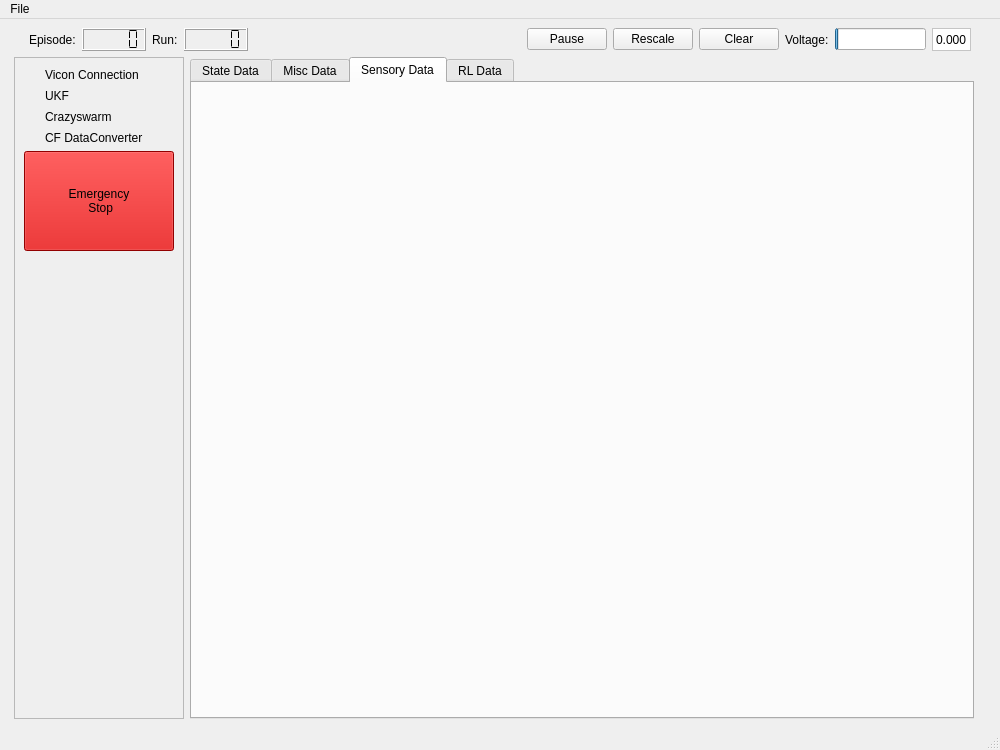
Old version of the form crazyflie_dashboard/DashboardWindow.ui in the repository bhabas/sar_simulation.
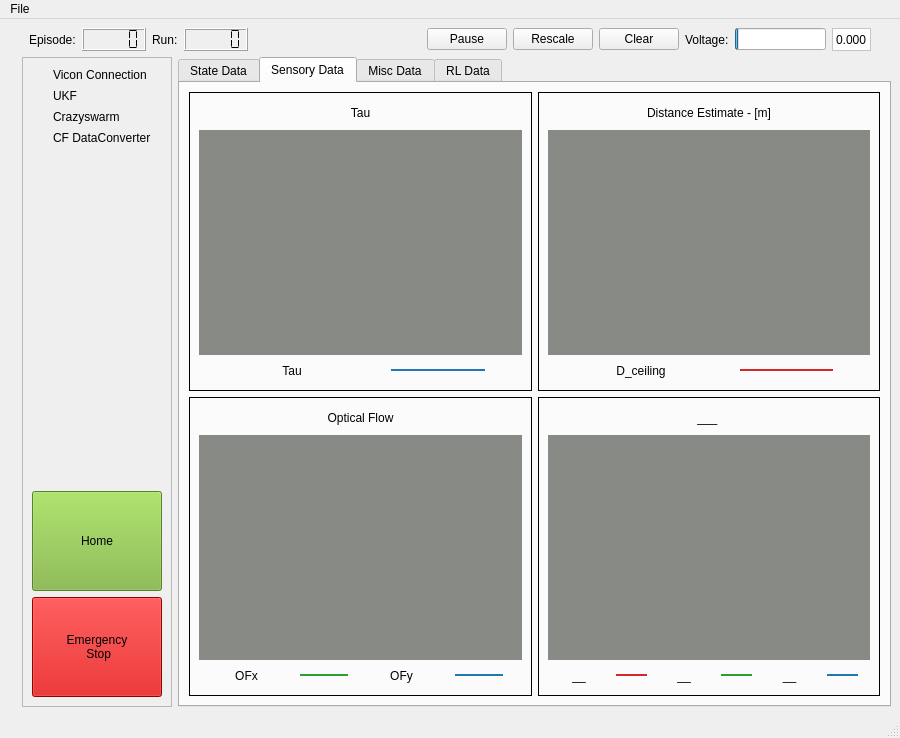
New version of the form. The open tabs and pages were chosen to show the change. Icons and pictures are not drawn. Custom widgets are drawn as their Qt base class.

What changed in the file:
```diff
--- a/crazyflie_dashboard/DashboardWindow.ui
+++ b/crazyflie_dashboard/DashboardWindow.ui
@@ -6,13 +6,13 @@
    <rect>
     <x>0</x>
     <y>0</y>
-    <width>1000</width>
-    <height>750</height>
+    <width>900</width>
+    <height>738</height>
    </rect>
   </property>
   <property name="minimumSize">
    <size>
-    <width>700</width>
+    <width>770</width>
     <height>500</height>
    </size>
   </property>
@@ -196,10 +196,7 @@
      </layout>
     </item>
     <item>
-     <layout class="QHBoxLayout" name="horizontalLayout_13" stretch="2,20,90,2">
-      <property name="sizeConstraint">
-       <enum>QLayout::SetMinimumSize</enum>
-      </property>
+     <layout class="QHBoxLayout" name="horizontalLayout_5">
       <item>
        <spacer name="horizontalSpacer_4">
         <property name="orientation">
@@ -210,7 +207,7 @@
         </property>
         <property name="sizeHint" stdset="0">
          <size>
-          <width>5</width>
+          <width>13</width>
           <height>20</height>
          </size>
         </property>
@@ -236,6 +233,8 @@
         <property name="frameShadow">
          <enum>QFrame::Raised</enum>
         </property>
+        <layout class="QVBoxLayout" name="verticalLayout_2">
+         <item>
         <layout class="QFormLayout" name="formLayout">
          <item row="0" column="0">
           <layout class="QHBoxLayout" name="horizontalLayout_25">
@@ -405,11 +404,44 @@
            </item>
           </layout>
          </item>
-         <item row="4" column="0">
+          </layout>
+         </item>
+         <item>
+          <spacer name="verticalSpacer">
+           <property name="orientation">
+            <enum>Qt::Vertical</enum>
+           </property>
+           <property name="sizeHint" stdset="0">
+            <size>
+             <width>20</width>
+             <height>204</height>
+            </size>
+           </property>
+          </spacer>
+         </item>
+         <item>
+          <widget class="QPushButton" name="HomeButton">
+           <property name="minimumSize">
+            <size>
+             <width>100</width>
+             <height>100</height>
+            </size>
+           </property>
+           <property name="styleSheet">
+            <string notr="true">background-color: rgb(124, 180, 57);
+font: 14pt &quot;Ubuntu&quot;;
+</string>
+           </property>
+           <property name="text">
+            <string>Home</string>
+           </property>
+          </widget>
+         </item>
+         <item>
           <widget class="QPushButton" name="EmergencyStop">
            <property name="minimumSize">
             <size>
-             <width>150</width>
+             <width>100</width>
              <height>100</height>
             </size>
            </property>
@@ -908,17 +940,426 @@
           </item>
          </layout>
         </widget>
+        <widget class="QWidget" name="Tab_Onboard">
+         <attribute name="title">
+          <string>Sensory Data</string>
+         </attribute>
+         <layout class="QHBoxLayout" name="horizontalLayout_42">
+          <item>
+           <layout class="QVBoxLayout" name="verticalLayout_4">
+            <item>
+             <layout class="QHBoxLayout" name="horizontalLayout_32">
+              <item>
+               <widget class="QFrame" name="frame_12">
+                <property name="frameShape">
+                 <enum>QFrame::Box</enum>
+                </property>
+                <property name="frameShadow">
+                 <enum>QFrame::Plain</enum>
+                </property>
+                <property name="lineWidth">
+                 <number>1</number>
+                </property>
+                <layout class="QHBoxLayout" name="horizontalLayout_33">
+                 <item>
+                  <layout class="QVBoxLayout" name="verticalLayout_13" stretch="1,10,1">
+                   <item>
+                    <widget class="QLabel" name="label_38">
+                     <property name="text">
+                      <string>Tau</string>
+                     </property>
+                     <property name="alignment">
+                      <set>Qt::AlignCenter</set>
+                     </property>
+                    </widget>
+                   </item>
+                   <item>
+                    <widget class="Tau_Widget" name="OF_Graph_2" native="true">
+                     <property name="styleSheet">
+                      <string notr="true">background-color: rgb(136, 138, 133);</string>
+                     </property>
+                    </widget>
+                   </item>
+                   <item>
+                    <layout class="QHBoxLayout" name="horizontalLayout_34" stretch="10,5,2">
+                     <item>
+                      <widget class="QLabel" name="label_58">
+                       <property name="text">
+                        <string>Tau</string>
+                       </property>
+                       <property name="alignment">
+                        <set>Qt::AlignCenter</set>
+                       </property>
+                      </widget>
+                     </item>
+                     <item>
+                      <widget class="Line" name="line_55">
+                       <property name="styleSheet">
+                        <string notr="true">color: rgb(31, 119, 180);</string>
+                       </property>
+                       <property name="frameShadow">
+                        <enum>QFrame::Plain</enum>
+                       </property>
+                       <property name="lineWidth">
+                        <number>2</number>
+                       </property>
+                       <property name="orientation">
+                        <enum>Qt::Horizontal</enum>
+                       </property>
+                      </widget>
+                     </item>
+                     <item>
+                      <spacer name="horizontalSpacer_17">
+                       <property name="orientation">
+                        <enum>Qt::Horizontal</enum>
+                       </property>
+                       <property name="sizeHint" stdset="0">
+                        <size>
+                         <width>40</width>
+                         <height>20</height>
+                        </size>
+                       </property>
+                      </spacer>
+                     </item>
+                    </layout>
+                   </item>
+                  </layout>
+                 </item>
+                </layout>
+               </widget>
+              </item>
+              <item>
+               <widget class="QFrame" name="frame_13">
+                <property name="frameShape">
+                 <enum>QFrame::Box</enum>
+                </property>
+                <property name="frameShadow">
+                 <enum>QFrame::Plain</enum>
+                </property>
+                <property name="lineWidth">
+                 <number>1</number>
+                </property>
+                <layout class="QHBoxLayout" name="horizontalLayout_35">
+                 <item>
+                  <layout class="QVBoxLayout" name="verticalLayout_21" stretch="1,10,1">
+                   <item>
+                    <widget class="QLabel" name="label_62">
+                     <property name="text">
+                      <string>Distance Estimate - [m]</string>
+                     </property>
+                     <property name="alignment">
+                      <set>Qt::AlignCenter</set>
+                     </property>
+                    </widget>
+                   </item>
+                   <item>
+                    <widget class="Omega_Widget" name="Omega_Graph_2" native="true">
+                     <property name="styleSheet">
+                      <string notr="true">background-color: rgb(136, 138, 133);</string>
+                     </property>
+                    </widget>
+                   </item>
+                   <item>
+                    <layout class="QHBoxLayout" name="horizontalLayout_36" stretch="10,5,2">
+                     <item>
+                      <widget class="QLabel" name="label_63">
+                       <property name="text">
+                        <string>D_ceiling</string>
+                       </property>
+                       <property name="alignment">
+                        <set>Qt::AlignCenter</set>
+                       </property>
+                      </widget>
+                     </item>
+                     <item>
+                      <widget class="Line" name="line_46">
+                       <property name="styleSheet">
+                        <string notr="true">color: rgb(214, 39, 40);</string>
+                       </property>
+                       <property name="frameShadow">
+                        <enum>QFrame::Plain</enum>
+                       </property>
+                       <property name="lineWidth">
+                        <number>2</number>
+                       </property>
+                       <property name="orientation">
+                        <enum>Qt::Horizontal</enum>
+                       </property>
+                      </widget>
+                     </item>
+                     <item>
+                      <spacer name="horizontalSpacer_18">
+                       <property name="orientation">
+                        <enum>Qt::Horizontal</enum>
+                       </property>
+                       <property name="sizeHint" stdset="0">
+                        <size>
+                         <width>40</width>
+                         <height>20</height>
+                        </size>
+                       </property>
+                      </spacer>
+                     </item>
+                    </layout>
+                   </item>
+                  </layout>
+                 </item>
+                </layout>
+               </widget>
+              </item>
+             </layout>
+            </item>
+            <item>
+             <layout class="QHBoxLayout" name="horizontalLayout_37">
+              <item>
+               <widget class="QFrame" name="frame_14">
+                <property name="frameShape">
+                 <enum>QFrame::Box</enum>
+                </property>
+                <property name="frameShadow">
+                 <enum>QFrame::Plain</enum>
+                </property>
+                <property name="lineWidth">
+                 <number>1</number>
+                </property>
+                <layout class="QHBoxLayout" name="horizontalLayout_38">
+                 <item>
+                  <layout class="QVBoxLayout" name="verticalLayout_22" stretch="1,10,1">
+                   <item>
+                    <widget class="QLabel" name="label_66">
+                     <property name="text">
+                      <string>Optical Flow</string>
+                     </property>
+                     <property name="alignment">
+                      <set>Qt::AlignCenter</set>
+                     </property>
+                    </widget>
+                   </item>
+                   <item>
+                    <widget class="OF_Widget" name="OF_Graph_3" native="true">
+                     <property name="styleSheet">
+                      <string notr="true">background-color: rgb(136, 138, 133);</string>
+                     </property>
+                    </widget>
+                   </item>
+                   <item>
+                    <layout class="QHBoxLayout" name="horizontalLayout_39" stretch="10,5,10,5,2">
+                     <item>
+                      <widget class="QLabel" name="label_68">
+                       <property name="text">
+                        <string>OFx</string>
+                       </property>
+                       <property name="alignment">
+                        <set>Qt::AlignCenter</set>
+                       </property>
+                      </widget>
+                     </item>
+                     <item>
+                      <widget class="Line" name="line_50">
+                       <property name="styleSheet">
+                        <string notr="true">color: rgb(44, 160, 44);</string>
+                       </property>
+                       <property name="frameShadow">
+                        <enum>QFrame::Plain</enum>
+                       </property>
+                       <property name="lineWidth">
+                        <number>2</number>
+                       </property>
+                       <property name="orientation">
+                        <enum>Qt::Horizontal</enum>
+                       </property>
+                      </widget>
+                     </item>
+                     <item>
+                      <widget class="QLabel" name="label_69">
+                       <property name="text">
+                        <string>OFy</string>
+                       </property>
+                       <property name="alignment">
+                        <set>Qt::AlignCenter</set>
+                       </property>
+                      </widget>
+                     </item>
+                     <item>
+                      <widget class="Line" name="line_51">
+                       <property name="styleSheet">
+                        <string notr="true">color: rgb(31, 119, 180);</string>
+                       </property>
+                       <property name="frameShadow">
+                        <enum>QFrame::Plain</enum>
+                       </property>
+                       <property name="lineWidth">
+                        <number>2</number>
+                       </property>
+                       <property name="orientation">
+                        <enum>Qt::Horizontal</enum>
+                       </property>
+                      </widget>
+                     </item>
+                     <item>
+                      <spacer name="horizontalSpacer_19">
+                       <property name="orientation">
+                        <enum>Qt::Horizontal</enum>
+                       </property>
+                       <property name="sizeHint" stdset="0">
+                        <size>
+                         <width>40</width>
+                         <height>20</height>
+                        </size>
+                       </property>
+                      </spacer>
+                     </item>
+                    </layout>
+                   </item>
+                  </layout>
+                 </item>
+                </layout>
+               </widget>
+              </item>
+              <item>
+               <widget class="QFrame" name="frame_15">
+                <property name="frameShape">
+                 <enum>QFrame::Box</enum>
+                </property>
+                <property name="frameShadow">
+                 <enum>QFrame::Plain</enum>
+                </property>
+                <property name="lineWidth">
+                 <number>1</number>
+                </property>
+                <layout class="QHBoxLayout" name="horizontalLayout_40">
+                 <item>
+                  <layout class="QVBoxLayout" name="verticalLayout_23" stretch="1,10,1">
+                   <item>
+                    <widget class="QLabel" name="label_70">
+                     <property name="text">
+                      <string>___ </string>
+                     </property>
+                     <property name="alignment">
+                      <set>Qt::AlignCenter</set>
+                     </property>
+                    </widget>
+                   </item>
+                   <item>
+                    <widget class="Omega_Widget" name="Omega_Graph_3" native="true">
+                     <property name="styleSheet">
+                      <string notr="true">background-color: rgb(136, 138, 133);</string>
+                     </property>
+                    </widget>
+                   </item>
+                   <item>
+                    <layout class="QHBoxLayout" name="horizontalLayout_41" stretch="10,5,10,5,10,5,2">
+                     <item>
+                      <widget class="QLabel" name="label_71">
+                       <property name="text">
+                        <string>__</string>
+                       </property>
+                       <property name="alignment">
+                        <set>Qt::AlignCenter</set>
+                       </property>
+                      </widget>
+                     </item>
+                     <item>
+                      <widget class="Line" name="line_52">
+                       <property name="styleSheet">
+                        <string notr="true">color: rgb(214, 39, 40);</string>
+                       </property>
+                       <property name="frameShadow">
+                        <enum>QFrame::Plain</enum>
+                       </property>
+                       <property name="lineWidth">
+                        <number>2</number>
+                       </property>
+                       <property name="orientation">
+                        <enum>Qt::Horizontal</enum>
+                       </property>
+                      </widget>
+                     </item>
+                     <item>
+                      <widget class="QLabel" name="label_72">
+                       <property name="text">
+                        <string>__</string>
+                       </property>
+                       <property name="alignment">
+                        <set>Qt::AlignCenter</set>
+                       </property>
+                      </widget>
+                     </item>
+                     <item>
+                      <widget class="Line" name="line_53">
+                       <property name="styleSheet">
+                        <string notr="true">color: rgb(44, 160, 44);</string>
+                       </property>
+                       <property name="frameShadow">
+                        <enum>QFrame::Plain</enum>
+                       </property>
+                       <property name="lineWidth">
+                        <number>2</number>
+                       </property>
+                       <property name="orientation">
+                        <enum>Qt::Horizontal</enum>
+                       </property>
+                      </widget>
+                     </item>
+                     <item>
+                      <widget class="QLabel" name="label_73">
+                       <property name="text">
+                        <string>__</string>
+                       </property>
+                       <property name="alignment">
+                        <set>Qt::AlignCenter</set>
+                       </property>
+                      </widget>
+                     </item>
+                     <item>
+                      <widget class="Line" name="line_54">
+                       <property name="styleSheet">
+                        <string notr="true">color: rgb(31, 119, 180);</string>
+                       </property>
+                       <property name="frameShadow">
+                        <enum>QFrame::Plain</enum>
+                       </property>
+                       <property name="lineWidth">
+                        <number>2</number>
+                       </property>
+                       <property name="orientation">
+                        <enum>Qt::Horizontal</enum>
+                       </property>
+                      </widget>
+                     </item>
+                     <item>
+                      <spacer name="horizontalSpacer_20">
+                       <property name="orientation">
+                        <enum>Qt::Horizontal</enum>
+                       </property>
+                       <property name="sizeHint" stdset="0">
+                        <size>
+                         <width>40</width>
+                         <height>20</height>
+                        </size>
+                       </property>
+                      </spacer>
+                     </item>
+                    </layout>
+                   </item>
+                  </layout>
+                 </item>
+                </layout>
+               </widget>
+              </item>
+             </layout>
+            </item>
+           </layout>
+          </item>
+         </layout>
+        </widget>
         <widget class="QWidget" name="Tab_Misc">
          <attribute name="title">
           <string>Misc Data</string>
          </attribute>
-         <layout class="QVBoxLayout" name="verticalLayout_7">
-          <item>
-           <layout class="QVBoxLayout" name="verticalLayout_6">
-            <item>
-             <layout class="QHBoxLayout" name="horizontalLayout_5" stretch="50,50">
-              <item>
-               <widget class="QFrame" name="frame">
+         <layout class="QGridLayout" name="gridLayout">
+          <item row="0" column="0">
+           <widget class="QFrame" name="frame_4">
                 <property name="frameShape">
                  <enum>QFrame::Box</enum>
                 </property>
@@ -1160,11 +1601,7 @@
                 </layout>
                </widget>
               </item>
-             </layout>
-            </item>
-            <item>
-             <layout class="QHBoxLayout" name="horizontalLayout_7">
-              <item>
+          <item row="1" column="0">
                <widget class="QFrame" name="frame_3">
                 <property name="frameShape">
                  <enum>QFrame::Box</enum>
@@ -1427,16 +1864,6 @@
                </widget>
               </item>
              </layout>
-            </item>
-           </layout>
-          </item>
-         </layout>
-        </widget>
-        <widget class="QWidget" name="Tab_Onboard">
-         <attribute name="title">
-          <string>Sensory Data</string>
-         </attribute>
-         <layout class="QVBoxLayout" name="verticalLayout_5"/>
         </widget>
         <widget class="QWidget" name="Tab_RL">
          <attribute name="title">
@@ -1701,19 +2128,6 @@
         </widget>
        </widget>
       </item>
-      <item>
-       <spacer name="horizontalSpacer_5">
-        <property name="orientation">
-         <enum>Qt::Horizontal</enum>
-        </property>
-        <property name="sizeHint" stdset="0">
-         <size>
-          <width>40</width>
-          <height>20</height>
-         </size>
-        </property>
-       </spacer>
-      </item>
      </layout>
     </item>
    </layout>
@@ -1723,7 +2137,7 @@
     <rect>
      <x>0</x>
      <y>0</y>
-     <width>1000</width>
+     <width>900</width>
      <height>22</height>
     </rect>
    </property>
@@ -1797,6 +2211,12 @@
    <header>Dash_Plots</header>
    <container>1</container>
   </customwidget>
+  <customwidget>
+   <class>Tau_Widget</class>
+   <extends>QWidget</extends>
+   <header>Dash_Plots</header>
+   <container>1</container>
+  </customwidget>
  </customwidgets>
  <resources/>
  <connections/>
```
Left out of the diff: 104 changed lines with no effect on the pictures. Lines whose indentation alone changed are shown as unchanged.
